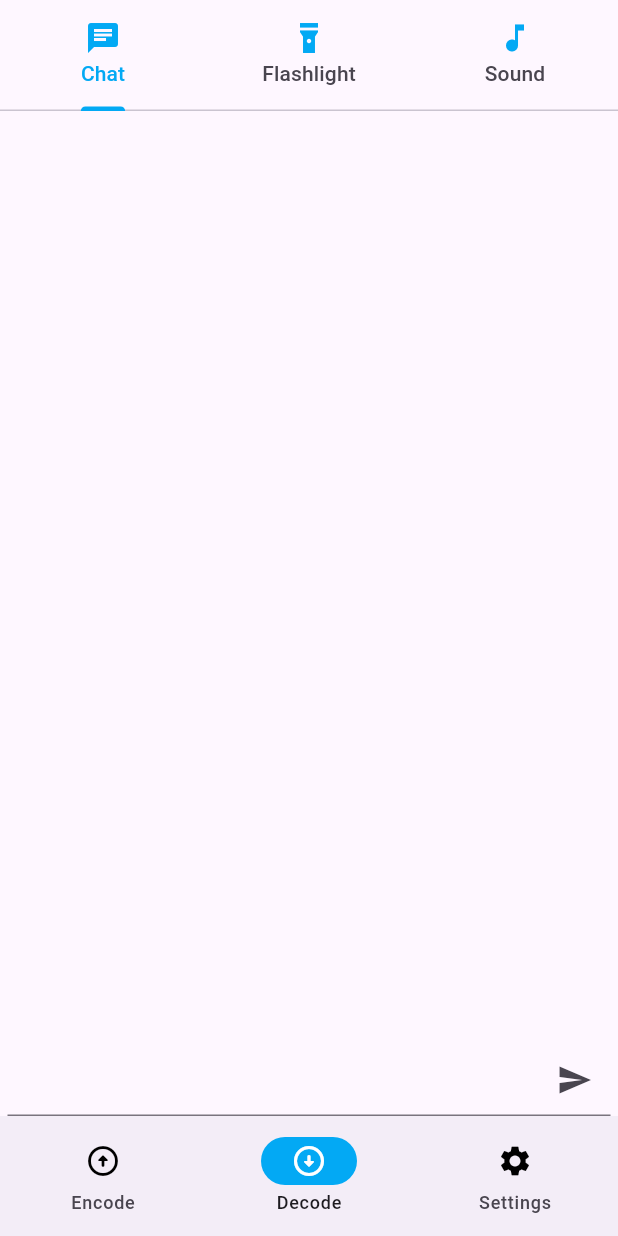
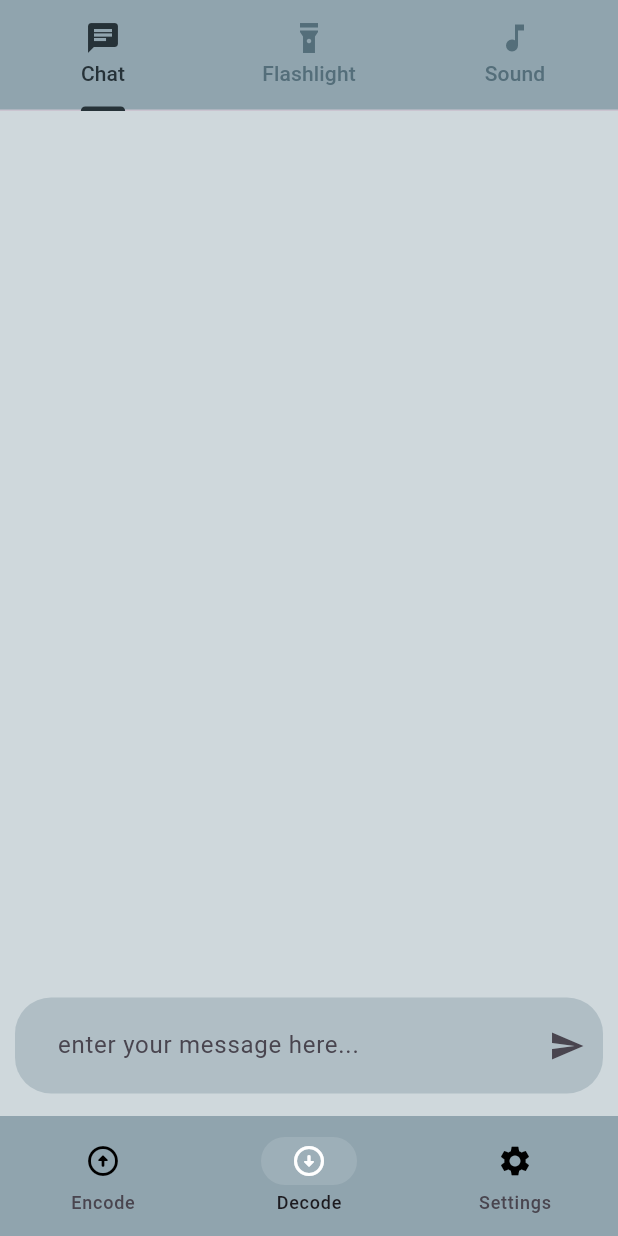
Before and after one commit to Lukas249/Morse-Code, a Flutter app: the screen it shows after launch, item 2 of the bottom bar chosen, on a phone screen of 412 x 824 dp. Run offline on Flutter 3.47's test engine with Material 3 defaults, Android fonts, the phone set to English and light mode, and no system bars; our stand-ins replace audioplayers, fluttertoast, vibration; missing offline and left inert: torch_light.

Commit message:
feat: added decoretions,paddings,colours, etc  redesigneg app, updated release apk

```diff
--- a/lib/pages/components/basic_chat.dart
+++ b/lib/pages/components/basic_chat.dart
@@ -31,7 +31,15 @@ class BasicChatState extends State<BasicChat> {
   @override
   Widget build(BuildContext context) {
     return Container(
-        padding: const EdgeInsets.symmetric(horizontal: 5),
+        padding: const  EdgeInsets.symmetric(
+          vertical: 15.0,
+          horizontal: 10.0,
+
+        ),
+
+        decoration: BoxDecoration(
+          color: Colors.blueGrey[100]
+        ),
         child: Flex(
           direction: Axis.vertical,
           children: [
@@ -42,12 +50,27 @@ class BasicChatState extends State<BasicChat> {
               ),
             ),
             TextField(
+
               controller: _textEditingController,
               textAlignVertical: TextAlignVertical.center,
+
               onEditingComplete: () {
                 submitMessage(context);
               },
               decoration: InputDecoration(
+                hintText: " enter your message here...",
+                filled: true,
+                fillColor: Colors.blueGrey[200],
+                border: OutlineInputBorder(
+                  borderSide: BorderSide.none,
+                  borderRadius: BorderRadius.circular(24),
+
+
+
+                ),
+                contentPadding: const EdgeInsets.symmetric(
+                       vertical: 20.0,
+                       horizontal: 20.0, ),
                 suffixIcon: IconButton(
                     onPressed: () {
                       submitMessage(context);
--- a/lib/pages/decode/decode_screen.dart
+++ b/lib/pages/decode/decode_screen.dart
@@ -59,17 +59,21 @@ class DecodeHomeState extends State<DecodeScreen>
       length: tabsNames.length, // Number of tabs
       child: Column(
         children: [
-          TabBar(
-            tabs: List.generate(
-              tabsNames.length,
-              (index) => Tab(
-                text: tabsNames[index],
-                icon: Icon(tabsIcons[index], color: Colors.lightBlue),
+          Container(
+            color: Colors.blueGrey[300],
+            child: TabBar(
+              tabs: List.generate(
+                tabsNames.length,
+                    (index) => Tab(
+                  text: tabsNames[index],
+                  icon: Icon(tabsIcons[index]),
+                ),
               ),
+              indicatorColor:  Colors.blueGrey[900],
+              labelColor:  Colors.blueGrey[900],
+              unselectedLabelColor:  Colors.blueGrey[600],
+              controller: _tabController,
             ),
-            indicatorColor: Colors.lightBlue,
-            labelColor: Colors.lightBlue,
-            controller: _tabController,
           ),
           Expanded(
             child: TabBarView(
--- a/lib/pages/decode/flashlight/flashlight_screen.dart
+++ b/lib/pages/decode/flashlight/flashlight_screen.dart
@@ -14,7 +14,9 @@ class FlashlightScreenState extends State<FlashlightScreen> {
 
   @override
   Widget build(BuildContext context) {
-    return Container();
+    return Container(
+      color: Colors.blueGrey[100],
+    );
   }
 
 }
--- a/lib/pages/decode/sound/sound_screen.dart
+++ b/lib/pages/decode/sound/sound_screen.dart
@@ -15,7 +15,9 @@ class SoundScreenState extends State<SoundScreen> {
 
   @override
   Widget build(BuildContext context) {
-    return Container();
+    return Container(
+      color: Colors.blueGrey[100],
+    );
   }
 
 }
--- a/lib/pages/navigation.dart
+++ b/lib/pages/navigation.dart
@@ -19,12 +19,13 @@ class _NavigationState extends State<Navigation> {
 
     return Scaffold(
       bottomNavigationBar: NavigationBar(
+        backgroundColor: Colors.blueGrey[300],
         onDestinationSelected: (int index) {
           setState(() {
             currentPageIndex = index;
           });
         },
-        indicatorColor: Colors.lightBlue,
+        indicatorColor: Colors.white12,
         selectedIndex: currentPageIndex,
         destinations: const <Widget>[
           NavigationDestination(
```
Also changed, not shown: lib/pages/encode/encode_screen.dart (+26 -11 lines).
